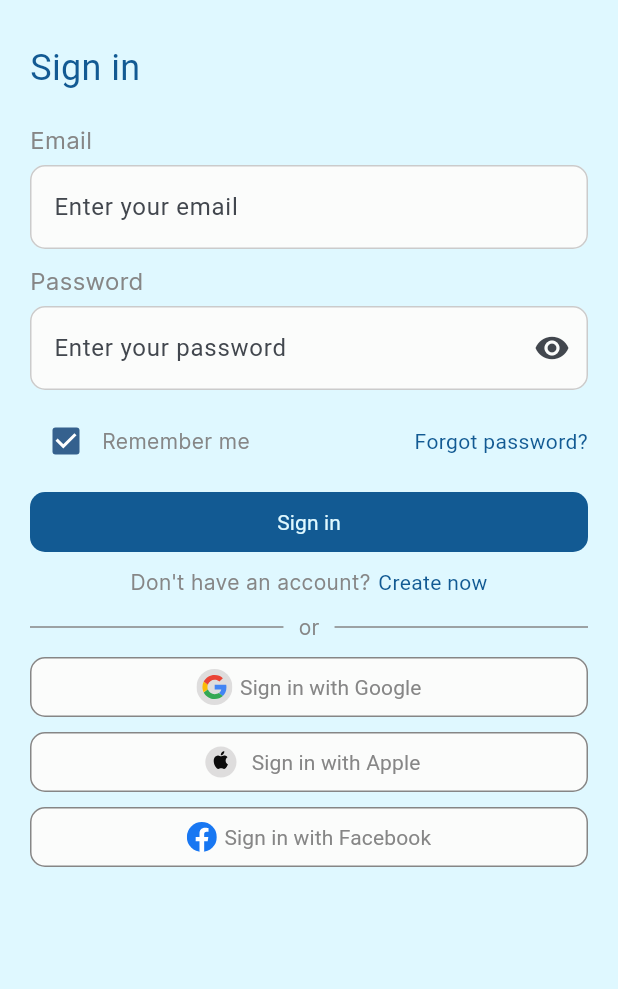
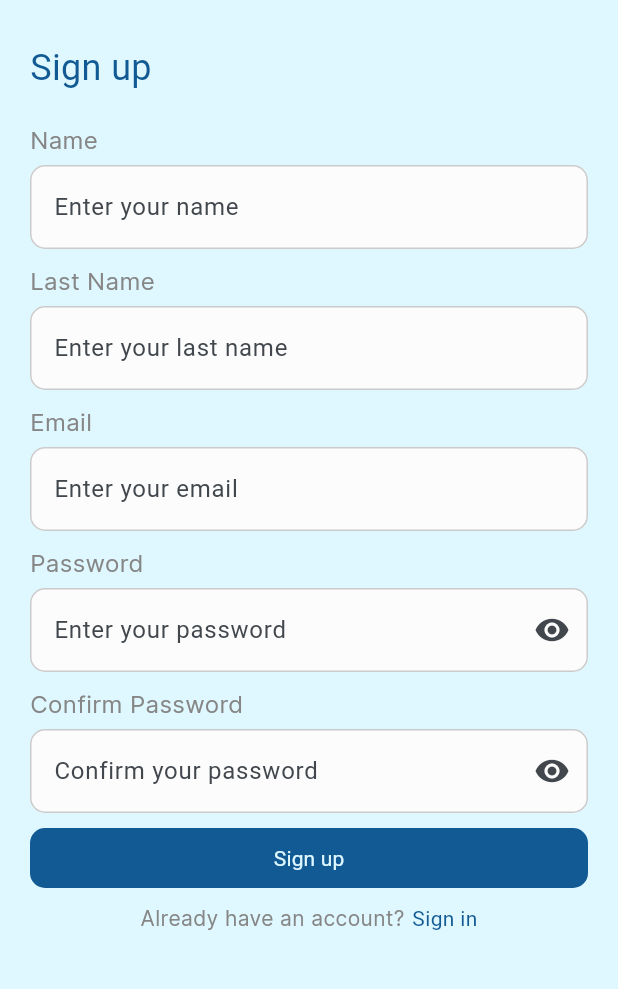
Before and after one commit to PraveenRandeniya/DimeKeeper, a Flutter app: the screen it shows after launch, on a phone screen of 412 x 824 dp, the part 57-1046 px from its top. Run offline on Flutter 3.47's test engine with Material 3 defaults, Android fonts, the phone set to English and light mode, and no system bars; our stand-ins replace expandable_page_view, flutter_svg.

```diff
--- a/lib/main.dart
+++ b/lib/main.dart
@@ -1,7 +1,8 @@
 import 'package:dimekeeper/screens/onboardingscreen.dart';
-import 'package:dimekeeper/screens/signupscreen.dart';
+import 'package:dimekeeper/screens/signinscreen.dart';
 import 'package:dimekeeper/screens/splashscreen.dart';
 import 'package:flutter/material.dart';
+import 'package:dimekeeper/screens/signupscreen.dart';
 
 void main() {
   runApp(
--- a/lib/screens/signupscreen.dart
+++ b/lib/screens/signupscreen.dart
@@ -7,15 +7,22 @@ import 'package:intl/intl.dart';
 import 'package:dimekeeper/components/buttonstyle.dart';
 import 'package:dimekeeper/components/textboxstyle.dart';
 
-class SignUpScreen extends StatelessWidget {
+class SignUpScreen extends StatefulWidget {
   const SignUpScreen({super.key});
+
+  @override
+  State<SignUpScreen> createState() => _SignUpScreenState();
+}
+
+class _SignUpScreenState extends State<SignUpScreen> {
+  Color appBarColor = Colors.transparent;
 
   @override
   Widget build(BuildContext context) {
     return Scaffold(
       extendBodyBehindAppBar: true,
       appBar: AppBar(
-        backgroundColor: Colors.transparent,
+        backgroundColor: appBarColor,
         title: Text(
           DateFormat('E,MMMM d').format(DateTime.now()),
           style: TextBlackStyleTopNavHeading(),
@@ -29,7 +36,18 @@ class SignUpScreen extends StatelessWidget {
           ),
         ],
       ),
-      body: SingleChildScrollView(
+      body: NotificationListener<ScrollNotification>(
+        onNotification: (ScrollNotification notification) {
+          if (notification is ScrollUpdateNotification) {
+            setState(() {
+              appBarColor = notification.metrics.pixels > 0
+                  ? Color(0xFFDFF8FF)
+                  : Colors.transparent;
+            });
+          }
+          return false;
+        },
+        child: SingleChildScrollView(
           child: SafeArea(
             child: Padding(
               padding: const EdgeInsets.only(
@@ -38,11 +56,49 @@ class SignUpScreen extends StatelessWidget {
                 crossAxisAlignment: CrossAxisAlignment.start,
                 children: [
                   Text(
-                  "Sign in",
+                    "Sign up",
                     style: TextRichBlueHeadingStyle(),
                   ),
                   SizedBox(
                     height: 20.0,
+                  ),
+                  Text(
+                    "Name",
+                    style: TextGrayStyleLabelHeading(),
+                  ),
+                  SizedBox(
+                    height: 5.0,
+                  ),
+                  TextField(
+                    keyboardType: TextInputType.name,
+                    decoration: TextBoxStyleBasic(
+                      myHintText: "Enter your name",
+                    ),
+                    style: TextStyle(
+                      color: Color(0xFF868686),
+                    ),
+                  ),
+                  SizedBox(
+                    height: 10.0,
+                  ),
+                  Text(
+                    "Last Name",
+                    style: TextGrayStyleLabelHeading(),
+                  ),
+                  SizedBox(
+                    height: 5.0,
+                  ),
+                  TextField(
+                    keyboardType: TextInputType.name,
+                    decoration: TextBoxStyleBasic(
+                      myHintText: "Enter your last name",
+                    ),
+                    style: TextStyle(
+                      color: Color(0xFF868686),
+                    ),
+                  ),
+                  SizedBox(
+                    height: 10.0,
                   ),
                   Text(
                     "Email",
@@ -56,7 +112,6 @@ class SignUpScreen extends StatelessWidget {
                     decoration: TextBoxStyleBasic(
                       myHintText: "Enter your email",
                     ),
-                  // make outline border color gray
                     style: TextStyle(
                       color: Color(0xFF868686),
                     ),
@@ -64,7 +119,10 @@ class SignUpScreen extends StatelessWidget {
                   SizedBox(
                     height: 10.0,
                   ),
-                Text("Password", style: TextGrayStyleLabelHeading()),
+                  Text(
+                    "Password",
+                    style: TextGrayStyleLabelHeading(),
+                  ),
                   SizedBox(
                     height: 5.0,
                   ),
@@ -73,8 +131,10 @@ class SignUpScreen extends StatelessWidget {
                     decoration: TextBoxStyleBasic(
                       myHintText: "Enter your password",
                       mySuffixIcon: IconButton(
-                          onPressed: () {}, icon: Icon(Icons.visibility))),
-                  // make outline border color gray
+                        onPressed: () {},
+                        icon: Icon(Icons.visibility),
+                      ),
+                    ),
                     style: TextStyle(
                       color: Color(0xFF868686),
                     ),
@@ -82,34 +142,31 @@ class SignUpScreen extends StatelessWidget {
                   SizedBox(
                     height: 10.0,
                   ),
-                Row(
-                  children: [
-                    // checkbox
-                    Expanded(
-                      child: Row(
-                        children: [
-                          Checkbox(value: true, onChanged: (value) {}),
                   Text(
-                            "Remember me",
-                            style: TextGrayStyleMinorLabel(),
+                    "Confirm Password",
+                    style: TextGrayStyleLabelHeading(),
                   ),
-                        ],
+                  SizedBox(
+                    height: 5.0,
+                  ),
+                  TextField(
+                    obscureText: true,
+                    decoration: TextBoxStyleBasic(
+                      myHintText: "Confirm your password",
+                      mySuffixIcon: IconButton(
+                        onPressed: () {},
+                        icon: Icon(Icons.visibility),
                       ),
                     ),
-                    Expanded(
-                      child: Text(
-                        "Forgot password?",
-                        style: TextRichBlueStyle(),
-                        textAlign: TextAlign.right,
+                    style: TextStyle(
+                      color: Color(0xFF868686),
                     ),
-                    ),
-                  ],
                   ),
                   SizedBox(
                     height: 10.0,
                   ),
                   PrimaryButtonWidget(
-                  mybuttonText: "Sign in",
+                    mybuttonText: "Sign up",
                     mybuttonFunction: () {},
                   ),
                   SizedBox(
@@ -119,14 +176,14 @@ class SignUpScreen extends StatelessWidget {
                     mainAxisAlignment: MainAxisAlignment.center,
                     children: [
                       Text(
-                      "Don't have an account?",
+                        "Already have an account?",
                         style: TextGrayStyleMinorLabel(),
                       ),
                       SizedBox(
                         width: 5.0,
                       ),
                       Text(
-                      "Create now",
+                        "Sign in",
                         style: TextRichBlueStyle(),
                       ),
                     ],
@@ -134,52 +191,8 @@ class SignUpScreen extends StatelessWidget {
                   SizedBox(
                     height: 10.0,
                   ),
-                Row(
-                  children: [
-                    Expanded(
-                      child: Divider(
-                        color: Color(0xFF868686),
-                      ),
-                    ),
-                    SizedBox(
-                      width: 10.0,
-                    ),
-                    Text(
-                      "or",
-                      style: TextGrayStyleMinorLabel(),
-                    ),
-                    SizedBox(
-                      width: 10.0,
-                    ),
-                    Expanded(
-                      child: Divider(
-                        color: Color(0xFF868686),
-                      ),
-                    ),
                 ],
               ),
-                SizedBox(
-                  height: 10.0,
-                ),
-                SocialMediaButtons(
-                  myIcon: SvgPicture.asset('images/google.svg'),
-                  myText: "Sign in with Google",
-                ),
-                SizedBox(
-                  height: 10.0,
-                ),
-                SocialMediaButtons(
-                  myIcon: SvgPicture.asset('images/apple.svg'),
-                  myText: "Sign in with Apple",
-                ),
-                SizedBox(
-                  height: 10.0,
-                ),
-                SocialMediaButtons(
-                  myIcon: SvgPicture.asset('images/facebook.svg'),
-                  myText: "Sign in with Facebook",
-                ),
-              ],
             ),
           ),
         ),
```
Also changed, not shown: lib/screens/signinscreen.dart (added, +189 -0 lines). Lines whose indentation alone changed are shown as unchanged.
